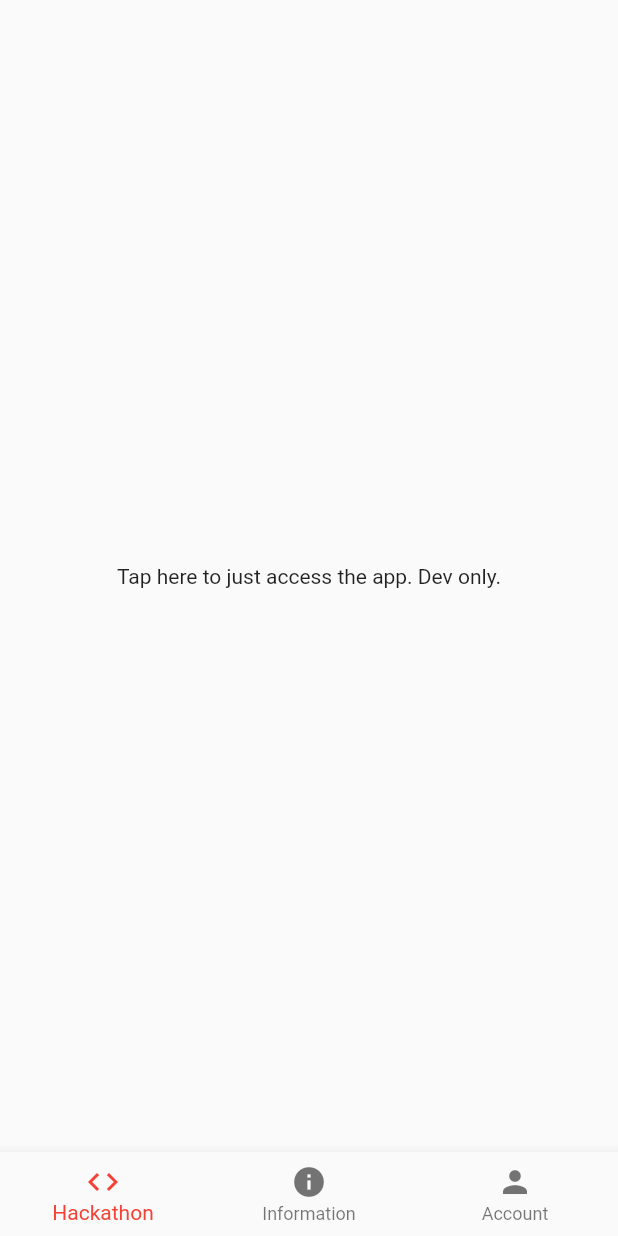
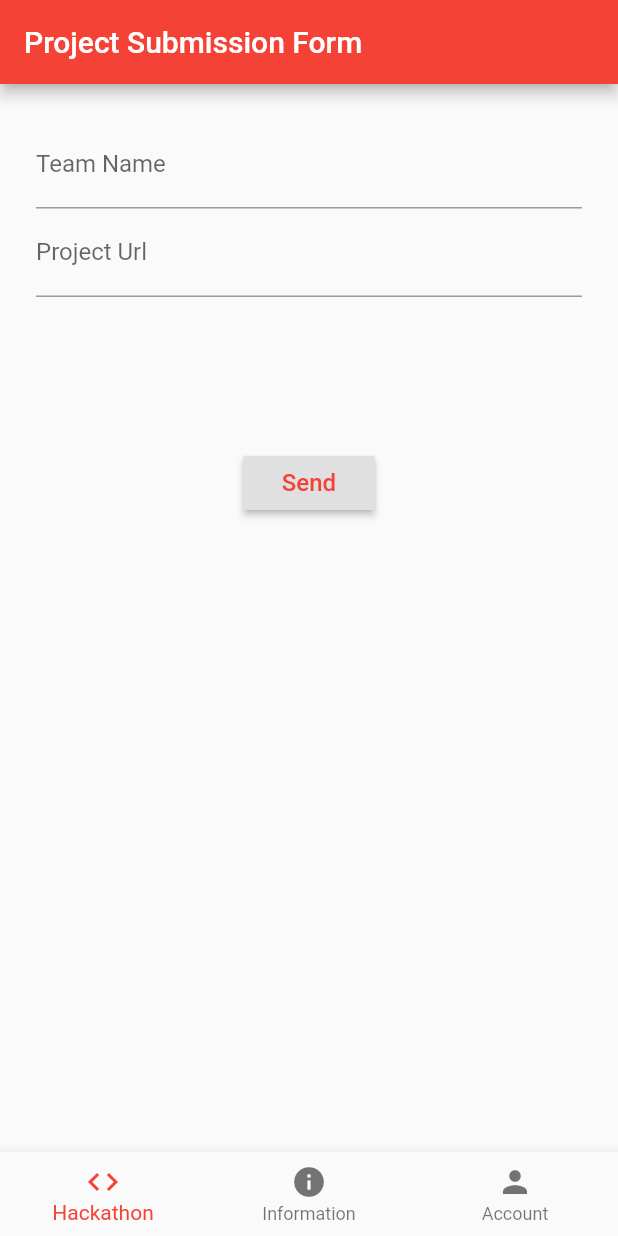
Before and after one commit to ScottyLabs/tartanhacksdashboard, a Flutter app: the screen it shows after launch, after a tap on "Tap here to just access the app. Dev onl", on a phone screen of 412 x 824 dp. Run offline on Flutter 3.47's test engine with Material 2 defaults, Android fonts, the phone set to English and light mode, and no system bars.

Commit message:
initial form testing

```diff
--- a/dashboard/lib/hackathon/hack.dart
+++ b/dashboard/lib/hackathon/hack.dart
@@ -1,11 +1,86 @@
 import 'package:flutter/material.dart';
 
-class HackHome extends StatelessWidget {
+class HackHome extends StatefulWidget {
+  @override
+  State<StatefulWidget> createState() {
+    return FormScreenState();
+  }
+}
+class FormScreenState extends State<HackHome> {
+
+  String _teamName;
+  String _url;
+  final GlobalKey<FormState> _formKey = GlobalKey<FormState>();
+  Widget _buildName() {
+    return TextFormField(
+      decoration: InputDecoration(labelText: 'Team Name'),
+      validator: (String value) {
+        if (value.isEmpty) {
+          return 'Name is Required';
+        }
+
+        return null;
+      },
+      onSaved: (String value) {
+        _teamName = value;
+      },
+    );
+  }
+
+  Widget _builURL() {
+    return TextFormField(
+      decoration: InputDecoration(labelText: 'Project Url'),
+      keyboardType: TextInputType.url,
+      validator: (String value) {
+        if (value.isEmpty) {
+          return 'URL is Required';
+        }
+
+        return null;
+      },
+      onSaved: (String value) {
+        _url = value;
+      },
+    );
+  }
 
   @override
   Widget build(BuildContext context) {
-    return Center(
-      child: Text("Tap here to just access the app. Dev only."),
+    return Scaffold(
+      appBar: AppBar(backgroundColor: Colors.red, title: Text("Project Submission Form")),
+      body: SingleChildScrollView(
+        child: Container(
+          margin: EdgeInsets.all(24),
+          child: Form(
+            key: _formKey,
+            child: Column(
+              mainAxisAlignment: MainAxisAlignment.center,
+              children: <Widget>[
+                _buildName(),
+                _builURL(),
+                SizedBox(height: 100),
+                RaisedButton(
+                  child: Text(
+                    'Send',
+                    style: TextStyle(color: Colors.red, fontSize: 16),
+                  ),
+                  onPressed: () {
+                    if (!_formKey.currentState.validate()) {
+                      return;
+                    }
+
+                    _formKey.currentState.save();
+
+                    print(_teamName);
+                    print(_url);
+
+                  },
+                )
+              ],
+            ),
+          ),
+        ),
+      ),
     );
   }
 
```
